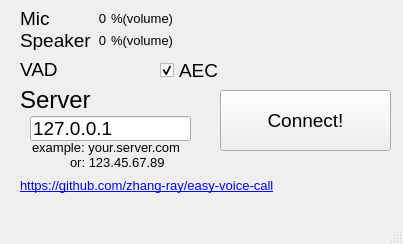
zhang-ray/easy-voice-call, file client_qt5/mainwindow.ui: the form before one commit.
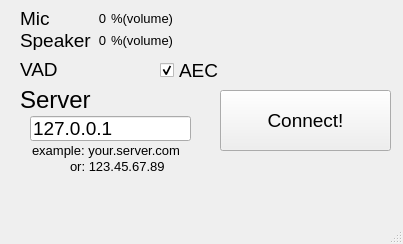
The form after the commit.

Commit message: [UI/UX] refine UI once more...

What changed in the file:
```diff
--- a/client_qt5/mainwindow.ui
+++ b/client_qt5/mainwindow.ui
@@ -73,27 +73,6 @@
      <string>Connect!</string>
     </property>
    </widget>
-   <widget class="QLabel" name="label_7">
-    <property name="geometry">
-     <rect>
-      <x>20</x>
-      <y>170</y>
-      <width>391</width>
-      <height>31</height>
-     </rect>
-    </property>
-    <property name="font">
-     <font>
-      <pointsize>10</pointsize>
-     </font>
-    </property>
-    <property name="text">
-     <string>&lt;a href=&quot;https://github.com/zhang-ray/easy-voice-call&quot;&gt;https://github.com/zhang-ray/easy-voice-call&lt;/a&gt;</string>
-    </property>
-    <property name="openExternalLinks">
-     <bool>true</bool>
-    </property>
-   </widget>
    <widget class="QLabel" name="label_micInfo">
     <property name="geometry">
      <rect>
@@ -230,7 +209,7 @@
     <property name="geometry">
      <rect>
       <x>32</x>
-      <y>139</y>
+      <y>142</y>
       <width>181</width>
       <height>17</height>
      </rect>
@@ -248,7 +227,7 @@
     <property name="geometry">
      <rect>
       <x>70</x>
-      <y>154</y>
+      <y>158</y>
       <width>131</width>
       <height>17</height>
      </rect>
```
